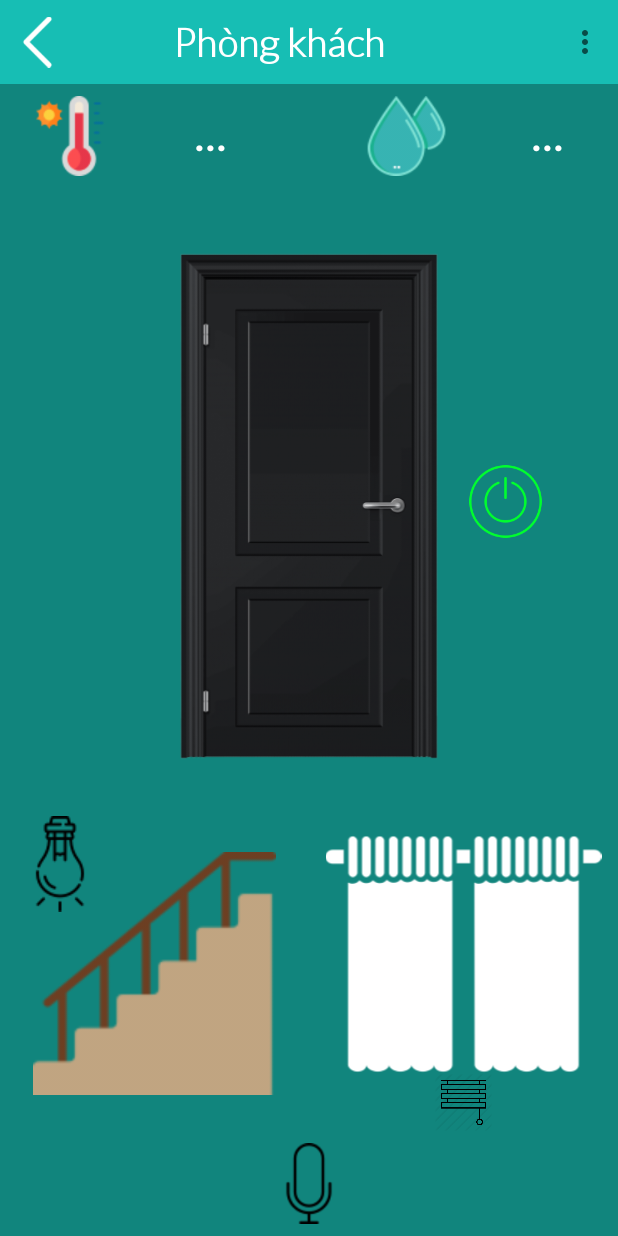
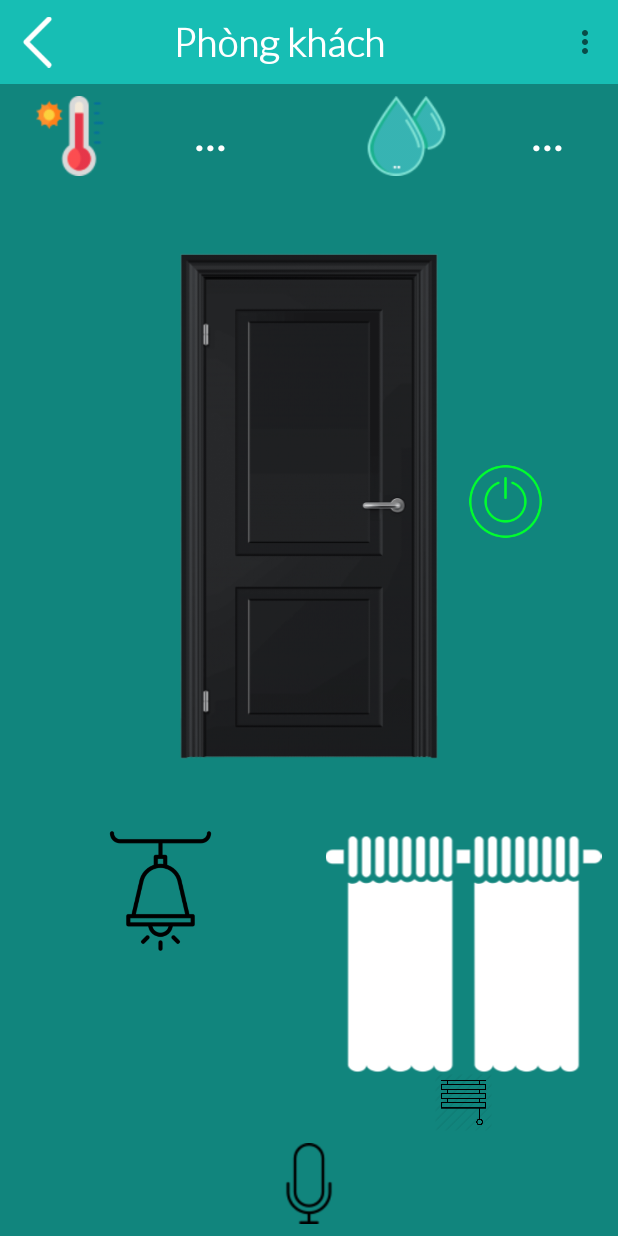
Before and after one commit to nguyenngoclinhbkhn/ProjectFinal, an Android app: the HomeActivity screen opened directly, with no data from a screen before it, after a tap on "Phòng khách", on a phone screen of 412 x 824 dp. Run offline under Robolectric (Android 15) with nearby library versions, the phone set to English and light mode, and no system bars; our stand-ins replace Firebase (no records; nobody signed in at launch, a user with empty details on screens opened directly); libraries missing offline, so code that uses them is left out: dmax.dialog, es.dmoral.toasty; 9 statements that could not run were skipped.

Commit message:
update version final final

```diff
--- a/app/src/main/java/com/cpr/doantotnghiep/adapter/AdapterRoom.java
+++ b/app/src/main/java/com/cpr/doantotnghiep/adapter/AdapterRoom.java
@@ -1,6 +1,7 @@
 package com.cpr.doantotnghiep.adapter;
 
 import android.content.Context;
+import android.util.Log;
 import android.view.LayoutInflater;
 import android.view.View;
 import android.view.ViewGroup;
@@ -31,6 +32,7 @@ public class AdapterRoom extends RecyclerView.Adapter<AdapterRoom.RoomHolder> {
         this.listener = listener;
     }
 
+
     public void setList(List<Room> list){
         this.list = list;
         notifyDataSetChanged();
@@ -48,10 +50,16 @@ public class AdapterRoom extends RecyclerView.Adapter<AdapterRoom.RoomHolder> {
         final Room room = list.get(position);
         Glide.with(context).load(room.getImage()).into(holder.img);
         holder.txt.setText(room.getRoom());
+        Log.e("TAG", "isLock " + room.isLock());
+        if (room.isLock() == false){
+            holder.imgLock.setVisibility(View.GONE);
+        }else{
+            holder.imgLock.setVisibility(View.VISIBLE);
+        }
         holder.linear.setOnClickListener(new View.OnClickListener() {
             @Override
             public void onClick(View view) {
-                listener.onRoomClicked(room.getKindRoom());
+                listener.onRoomClicked(room);
             }
         });
     }
@@ -65,15 +73,17 @@ public class AdapterRoom extends RecyclerView.Adapter<AdapterRoom.RoomHolder> {
         private LinearLayout linear;
         private ImageView img;
         private TextView txt;
+        private ImageView imgLock;
         public RoomHolder(@NonNull View itemView) {
             super(itemView);
             linear = itemView.findViewById(R.id.linearItemRoom);
             img = itemView.findViewById(R.id.imgRoom);
             txt = itemView.findViewById(R.id.txtRoom);
+            imgLock = itemView.findViewById(R.id.imgLock);
         }
     }
 
     public interface OnRoomListener{
-        void onRoomClicked(KindRoom room);
+        void onRoomClicked(Room room);
     }
 }
--- a/app/src/main/java/com/cpr/doantotnghiep/model/Room.java
+++ b/app/src/main/java/com/cpr/doantotnghiep/model/Room.java
@@ -6,6 +6,7 @@ public class Room {
     private String room;
     private int image;
     private KindRoom kindRoom;
+    private boolean isLock;
 
     public void setKindRoom(KindRoom kindRoom){
         this.kindRoom = kindRoom;
@@ -31,9 +32,18 @@ public class Room {
         this.image = image;
     }
 
-    public Room(String room, int image, KindRoom kindRoom) {
+    public Room(String room, int image, KindRoom kindRoom, boolean isLock) {
         this.room = room;
+        this.isLock = isLock;
         this.image = image;
         this.kindRoom = kindRoom;
     }
+
+    public boolean isLock() {
+        return isLock;
+    }
+
+    public void setLock(boolean lock) {
+        isLock = lock;
+    }
 }
--- a/app/src/main/java/com/cpr/doantotnghiep/uis/activities/LivingRoomActivity.java
+++ b/app/src/main/java/com/cpr/doantotnghiep/uis/activities/LivingRoomActivity.java
@@ -69,7 +69,7 @@ public class LivingRoomActivity extends BaseActivity implements View.OnClickList
     private int stateCurtain;
     private int count = 0;
     private boolean isOn;
-    private ImageView imgSetupLamp;
+//    private ImageView imgSetupLamp;
     private PopupMenu popupMenu;
     private PopupMenu popupMenuCurtain;
     private int time;
@@ -92,7 +92,6 @@ public class LivingRoomActivity extends BaseActivity implements View.OnClickList
         imgMicro = findViewById(R.id.imgViewMicrophoneLivingRoom);
         txtTemperature = findViewById(R.id.txtTemperatureLivingRoom);
         txtHumidity = findViewById(R.id.txtHumidityLivingRoom);
-        imgSetupLamp = findViewById(R.id.setupLamp);
     }
 
 
@@ -115,9 +114,9 @@ public class LivingRoomActivity extends BaseActivity implements View.OnClickList
                 Stairs stairs = dataSnapshot.getValue(Stairs.class);
                 stateLamp1 = stairs.getState1();
                 if (stairs.getState1() == 1) {
-                    imgControlLamp.setImageResource(R.drawable.lamp_on);
+                    imgControlLamp.setImageResource(R.drawable.on_lamp);
                 } else {
-                    imgControlLamp.setImageResource(R.drawable.lamp_off);
+                    imgControlLamp.setImageResource(R.drawable.off_lamp);
                 }
             }
 
@@ -182,12 +181,7 @@ public class LivingRoomActivity extends BaseActivity implements View.OnClickList
         });
 
 
-        imgSetupLamp.setOnClickListener(new View.OnClickListener() {
-            @Override
-            public void onClick(View v) {
-                showMenuSetupLamp();
-            }
-        });
+
         imgCurtains.setOnClickListener(new View.OnClickListener() {
             @Override
             public void onClick(View v) {
@@ -196,14 +190,6 @@ public class LivingRoomActivity extends BaseActivity implements View.OnClickList
         });
     }
 
-
-    private void showMenuSetupLamp() {
-        popupMenu = new PopupMenu(this, imgSetupLamp);
-        popupMenu.getMenuInflater().inflate(R.menu.menu_setup_lamp, popupMenu.getMenu());
-        popupMenu.setOnMenuItemClickListener(this);
-        popupMenu.show();
-
-    }
 
     private void showMenuCurtains() {
         popupMenuCurtain = new PopupMenu(this, imgCurtains);
--- a/app/src/main/java/com/cpr/doantotnghiep/uis/activities/home/HomeActivity.java
+++ b/app/src/main/java/com/cpr/doantotnghiep/uis/activities/home/HomeActivity.java
@@ -6,6 +6,7 @@ import android.content.DialogInterface;
 import android.content.Intent;
 import android.content.SharedPreferences;
 import android.os.Handler;
+import android.util.Log;
 import android.view.MenuItem;
 import android.view.View;
 import android.widget.Adapter;
@@ -39,6 +40,8 @@ import com.google.firebase.database.DatabaseReference;
 import java.util.ArrayList;
 import java.util.List;
 
+import es.dmoral.toasty.Toasty;
+
 public class HomeActivity extends BaseActivity implements AdapterRoom.OnRoomListener {
     private DrawerLayout drawerLayout;
     private Toolbar toolbar;
@@ -48,6 +51,7 @@ public class HomeActivity extends BaseActivity implements AdapterRoom.OnRoomList
     private int permission;
     private RecyclerView recyclerView;
     private AdapterRoom adapterRoom;
+
     @Override
     public int initLayout() {
         return R.layout.activity_home;
@@ -64,11 +68,13 @@ public class HomeActivity extends BaseActivity implements AdapterRoom.OnRoomList
 
     @Override
     public void initVariable() {
+        sharedPreferences = getSharedPreferences(HomeConfig.LOGIN, Context.MODE_PRIVATE);
+        permission = sharedPreferences.getInt(HomeConfig.PERMISSION, 0);
         Intent intent = new Intent(this, WarningService.class);
         startService(intent);
         setupRecyclerView();
-        sharedPreferences = getSharedPreferences(HomeConfig.LOGIN, Context.MODE_PRIVATE);
-        permission = sharedPreferences.getInt(HomeConfig.PERMISSION, 0);
+
+        Log.e("TAG", "permission" + permission);
         imgMenu.setOnClickListener(new View.OnClickListener() {
             @Override
             public void onClick(View view) {
@@ -86,8 +92,9 @@ public class HomeActivity extends BaseActivity implements AdapterRoom.OnRoomList
                         } else {
                             Toast.makeText(HomeActivity.this, "You can not access", Toast.LENGTH_SHORT).show();
                         }
-                    } break;
-                    case R.id.itemSetting : {
+                    }
+                    break;
+                    case R.id.itemSetting: {
                         if (permission == 3) {
                             startActivity(new Intent(HomeActivity.this, SettingActivity.class));
                             finish();
@@ -96,10 +103,11 @@ public class HomeActivity extends BaseActivity implements AdapterRoom.OnRoomList
                         }
                     }
                     break;
-                    case R.id.itemEditAccount : {
+                    case R.id.itemEditAccount: {
                         startActivity(new Intent(HomeActivity.this, EditAccountActivity.class));
                         finish();
-                    } break;
+                    }
+                    break;
                     case R.id.itemMenuLogout: {
                         AlertDialog.Builder builder = new AlertDialog.Builder(HomeActivity.this, AlertDialog.THEME_DEVICE_DEFAULT_DARK);
                         builder.setTitle("Warning");
@@ -131,29 +139,49 @@ public class HomeActivity extends BaseActivity implements AdapterRoom.OnRoomList
         });
     }
 
-    private void setupRecyclerView(){
+    private void setupRecyclerView() {
         recyclerView.setLayoutManager(new LinearLayoutManager(this, RecyclerView.VERTICAL, false));
+
         adapterRoom = new AdapterRoom(this, this);
+
         recyclerView.setAdapter(adapterRoom);
         adapterRoom.setList(getList());
     }
 
-    private List<Room> getList(){
+    private List<Room> getList() {
         List<Room> list = new ArrayList<>();
-        list.add(new Room("Phòng khách", R.drawable.sofa, KindRoom.LIVINGROOM));
-        list.add(new Room("Phòng ngủ", R.drawable.bed, KindRoom.BEDROOM));
-        list.add(new Room("Phòng tắm", R.drawable.bathtub, KindRoom.BATHROOM));
-        list.add(new Room("Nhà bếp", R.drawable.kitchen, KindRoom.KITCHEN));
+        if (permission == 3) {
+            list.add(new Room("Phòng khách", R.drawable.sofa, KindRoom.LIVINGROOM, false));
+            list.add(new Room("Phòng ngủ", R.drawable.bed, KindRoom.BEDROOM, false));
+            list.add(new Room("Phòng tắm", R.drawable.bathtub, KindRoom.BATHROOM, false));
+            list.add(new Room("Nhà bếp", R.drawable.kitchen, KindRoom.KITCHEN, false));
+        } else {
+            list.add(new Room("Phòng khách", R.drawable.sofa, KindRoom.LIVINGROOM, false));
+            list.add(new Room("Phòng ngủ", R.drawable.bed, KindRoom.BEDROOM, true));
+            list.add(new Room("Phòng tắm", R.drawable.bathtub, KindRoom.BATHROOM, true));
+            list.add(new Room("Nhà bếp", R.drawable.kitchen, KindRoom.KITCHEN, true));
+        }
         return list;
     }
 
     @Override
-    public void onRoomClicked(KindRoom room) {
-        switch (room){
+    public void onRoomClicked(Room room) {
+
+        switch (room.getKindRoom()) {
             case BATHROOM: {
+                if (room.isLock()) {
+                    Toasty.error(this, "You can't access this room", Toasty.LENGTH_SHORT).show();
+                }else{
+                    Toasty.success(this, "See you soon", Toasty.LENGTH_SHORT).show();
+                }
+            }
+            break;
+            case LIVINGROOM: {
+                Log.e("TAG", "living");
 
-            } break;
-            case LIVINGROOM:{
+                if (room.isLock()) {
+
+                } else {
                     new Handler().postDelayed(new Runnable() {
                         @Override
                         public void run() {
@@ -161,14 +189,26 @@ public class HomeActivity extends BaseActivity implements AdapterRoom.OnRoomList
                             finish();
                         }
                     }, 150);
+                }
 
-            } break;
+            }
+            break;
             case KITCHEN: {
-
-            } break;
+                if (room.isLock()) {
+                    Toasty.error(this, "You can't access this room", Toasty.LENGTH_SHORT).show();
+                } else {
+                    Toasty.success(this, "See you soon", Toasty.LENGTH_SHORT).show();
+                }
+            }
+            break;
             case BEDROOM: {
-
-            } break;
+                if (room.isLock()) {
+                    Toasty.error(this, "You can't access this room", Toasty.LENGTH_SHORT).show();
+                } else {
+                    Toasty.success(this, "See you soon", Toasty.LENGTH_SHORT).show();
+                }
+            }
+            break;
         }
     }
 }
--- a/app/src/main/java/com/cpr/doantotnghiep/utils/KindRoom.java
+++ b/app/src/main/java/com/cpr/doantotnghiep/utils/KindRoom.java
@@ -2,5 +2,4 @@ package com.cpr.doantotnghiep.utils;
 
 public enum KindRoom {
     LIVINGROOM, BEDROOM, BATHROOM, KITCHEN,
-    TEST1, TEST2, TEST3, TEST4, TEST5
 }
--- a/app/src/main/res/layout/activity_living_room.xml
+++ b/app/src/main/res/layout/activity_living_room.xml
@@ -123,8 +123,8 @@
                     android:id="@+id/imgViewStateCeilingFansLivingRoom"
                     android:layout_width="wrap_content"
                     android:layout_height="match_parent"
-                    android:src="@drawable/closed_door"
-                    android:paddingTop="5dp" />
+                    android:paddingTop="5dp"
+                    android:src="@drawable/closed_door" />
 
                 <ImageView
                     android:id="@+id/imgViewControlCeilingFanLivingRoom"
@@ -147,18 +147,11 @@
                     android:layout_weight="1">
 
                     <ImageView
-                        android:layout_width="match_parent"
-                        android:layout_height="match_parent"
-                        android:padding="22dp"
-                        android:id="@+id/setupLamp"
-                        android:src="@drawable/stairs" />
-
-                    <ImageView
                         android:id="@+id/imgViewLampStairsLivingRoom"
                         android:layout_width="wrap_content"
-                        android:layout_height="wrap_content"
+                        android:layout_height="100dp"
                         android:layout_marginLeft="8dp"
-                        android:src="@drawable/lamp_off" />
+                        android:src="@drawable/off_lamp" />
                 </RelativeLayout>
 
                 <RelativeLayout
```
Also changed, not shown: app/src/main/res/layout/item_room.xml (+13 -0 lines), app/src/main/res/drawable-v24/lock_room.png (added), app/src/main/res/drawable-v24/off_lamp.png (added), app/src/main/res/drawable-v24/on_lamp.png (added). Lines whose indentation alone changed are shown as unchanged.
